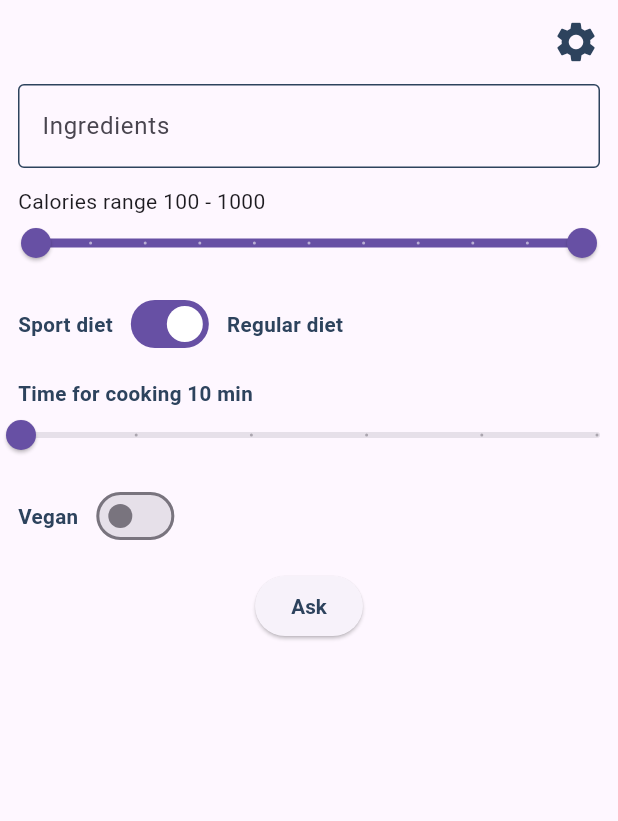
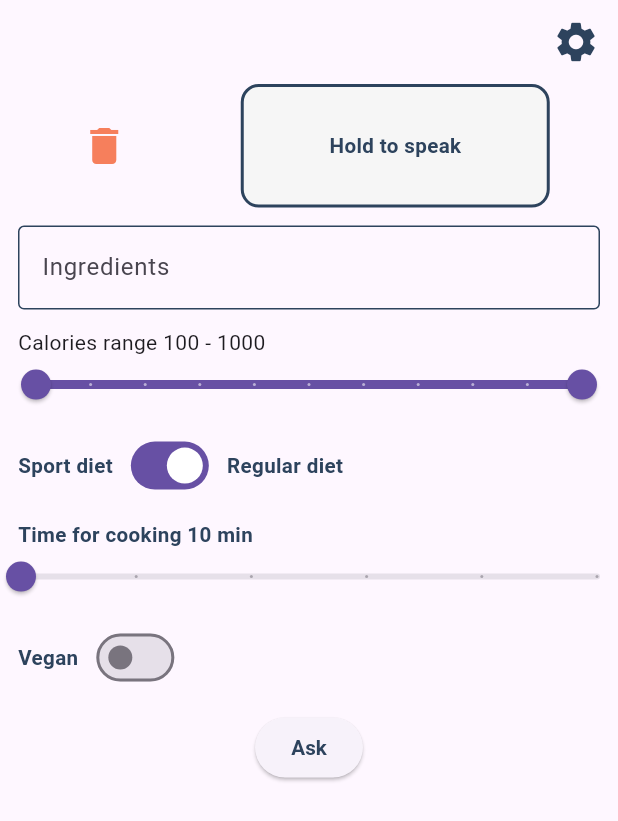
Before and after one commit to denissavishchev/young_chef, a Flutter app: the screen it shows after launch, on a phone screen of 412 x 824 dp. Shown: the top 821 px of the screen. Run offline on Flutter 3.47's test engine with Material 3 defaults, Android fonts, the phone set to English and light mode, and no system bars; our stand-ins replace easy_localization, flutter_dotenv, flutter_screenutil, flutter_spinkit, google_generative_ai, shared_preferences and 1 more; missing offline and left inert: country_flags.

Commit message:
speech to text

```diff
--- a/assets/translations/en-US.json
+++ b/assets/translations/en-US.json
@@ -12,5 +12,7 @@
   "cookingSkills": "Cooking skills",
   "allergies": "Allergies",
   "notLike": "Don't like",
-  "back": "Back"
+  "back": "Back",
+  "holdToSpeak": "Hold to speak",
+  "thisFieldCannotBeEmpty": "This field cannot be empty"
 }
--- a/assets/translations/pl-PL.json
+++ b/assets/translations/pl-PL.json
@@ -12,6 +12,7 @@
   "cookingSkills": "Umiejętności kulinarne",
   "allergies": "Alergie",
   "notLike": "Nie lubię",
-  "back": "Wstecz"
-
+  "back": "Wstecz",
+  "holdToSpeak": "Przytrzymaj, aby mówić",
+  "thisFieldCannotBeEmpty": "To pole nie może być puste"
 }
--- a/assets/translations/ru-RU.json
+++ b/assets/translations/ru-RU.json
@@ -12,5 +12,7 @@
   "cookingSkills": "Кулинарные навыки",
   "allergies": "Аллергии",
   "notLike": "Не нравится",
-  "back": "Назад"
+  "back": "Назад",
+  "holdToSpeak": "Удерживайте, чтобы говорить",
+  "thisFieldCannotBeEmpty": "Это поле не может быть пустым"
 }
--- a/lib/screens/main_screen.dart
+++ b/lib/screens/main_screen.dart
@@ -19,6 +19,7 @@ class _MainScreenState extends State<MainScreen> {
   void initState() {
     final data = Provider.of<MainProvider>(context, listen: false);
     data.getValuesFromMemory();
+    data.initSpeech();
     super.initState();
   }
 
@@ -49,6 +50,29 @@ class _MainScreenState extends State<MainScreen> {
                                     onTap: () => Navigator.pushReplacement(context,
                                         MaterialPageRoute(builder: (context) => const SettingsScreen())),
                                     child: Icon(Icons.settings, size: 32, color: kDarkBlue,)),
+                              ],
+                            ),
+                            Row(
+                              mainAxisAlignment: MainAxisAlignment.spaceAround,
+                              children: [
+                                IconButton(
+                                    onPressed: () => data.cleanText(),
+                                    icon: Icon(Icons.delete, size: 32, color: kOrange,)),
+                                GestureDetector(
+                                  onTapDown: (_) => data.startListening(),
+                                  onTapUp: (_) => data.stopListening(),
+                                  child: Container(
+                                    width: size.width * 0.5,
+                                    height: size.height * 0.1,
+                                      alignment: Alignment.center,
+                                      decoration: BoxDecoration(
+                                        color: kWhite,
+                                        borderRadius: BorderRadius.circular(12),
+                                        border: Border.all(color: kDarkBlue, width: 2)
+                                      ),
+                                      child: Text('holdToSpeak'.tr(), style: kTextStyle)
+                                  ),
+                                ),
                               ],
                             ),
                             TextFormField(
--- a/pubspec.yaml
+++ b/pubspec.yaml
@@ -24,6 +24,7 @@ dependencies:
   flutter_dotenv: ^6.0.0
   flutter_spinkit: ^5.2.2
   google_generative_ai: ^0.4.7
+  speech_to_text: ^7.4.0
 
 dev_dependencies:
   flutter_test:
```
Also changed, not shown: lib/providers/main_provider.dart (+52 -0 lines), pubspec.lock, 4 other files.
